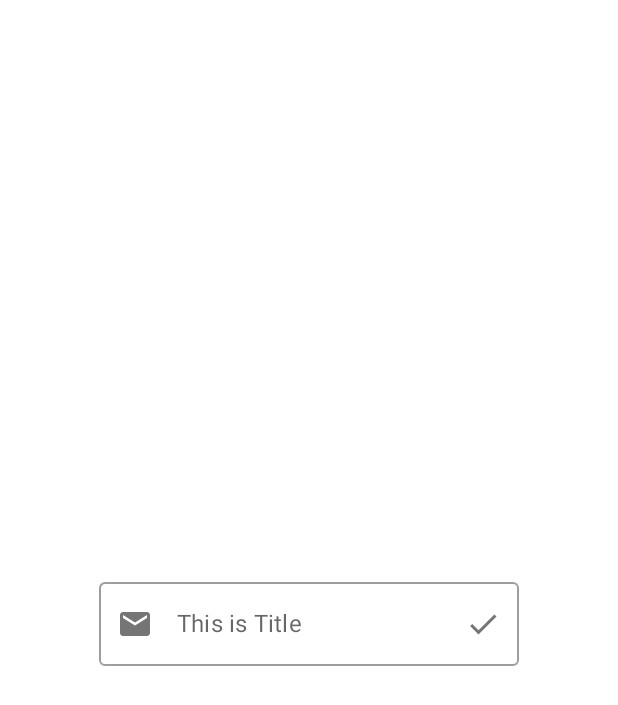
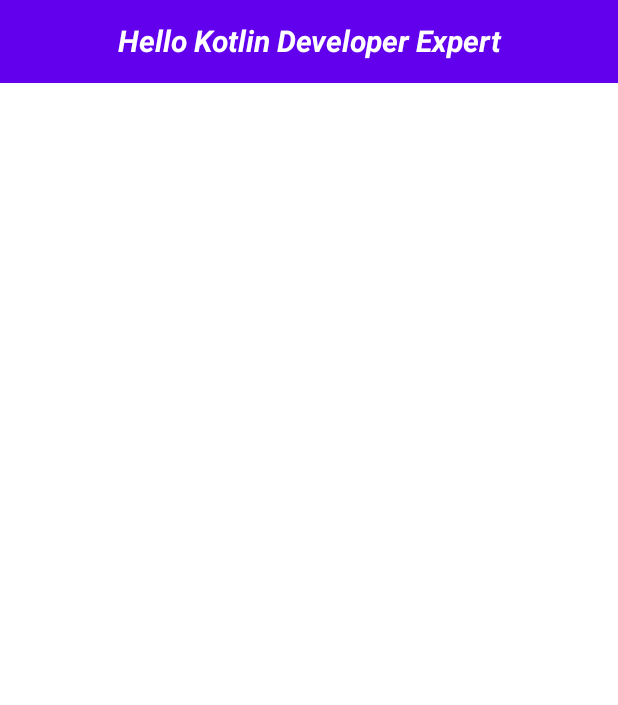
Before and after one commit to harun7arrashid/Compose-Basic, an Android app built with Jetpack Compose: the @Preview function DefaultPreview, on a phone screen of 412 x 824 dp. Shown: the top 705 px of the screen. Run offline under Robolectric (Android 15) with nearby library versions, the phone set to English and light mode, and no system bars.

Commit message:
TextField

```diff
--- a/app/src/main/java/id/ackerman/stevdzacompose/MainActivity.kt
+++ b/app/src/main/java/id/ackerman/stevdzacompose/MainActivity.kt
@@ -22,10 +22,12 @@ import androidx.compose.ui.Modifier
 import androidx.compose.ui.graphics.Color
 import androidx.compose.ui.text.SpanStyle
 import androidx.compose.ui.text.buildAnnotatedString
+import androidx.compose.ui.text.font.FontStyle
 import androidx.compose.ui.text.font.FontWeight
 import androidx.compose.ui.text.input.ImeAction
 import androidx.compose.ui.text.input.KeyboardType
 import androidx.compose.ui.text.style.BaselineShift
+import androidx.compose.ui.text.style.TextAlign
 import androidx.compose.ui.text.withStyle
 import androidx.compose.ui.tooling.preview.Preview
 import androidx.compose.ui.unit.TextUnit
@@ -53,56 +55,23 @@ class MainActivity : ComponentActivity() {
 }
 
 @Composable
-fun Greeting() {
+fun CustomText() {
 
-    Column(
-        modifier = Modifier.fillMaxSize(),
-        horizontalAlignment = Alignment.CenterHorizontally,
-        verticalArrangement = Arrangement.Center
-    ) {
+    Text(
+        text = "Hello Kotlin Developer Expert",
+        modifier = Modifier
+            .background(MaterialTheme.colors.primary)
+            .padding(16.dp)
+            .fillMaxWidth()
+        ,
+        color = Color.White,
+        fontSize = MaterialTheme.typography.h6.fontSize,
+        fontStyle = FontStyle.Italic,
+        fontWeight = FontWeight.Bold,
+        textAlign = TextAlign.Center
 
-        var text by remember { mutableStateOf("") }
+    )
 
-        OutlinedTextField(
-            value = text,
-            onValueChange = {
-                text = it
-            },
-            label = { Text(text = "This is Title") },
-            singleLine = true,
-            placeholder = { Text(text = "This is Hint") },
-            leadingIcon = {
-
-                IconButton(onClick = {  }) {
-                    Icon(
-                        imageVector = Icons.Filled.Email,
-                        contentDescription = "Email Icon"
-                    )
-                }
-            },
-
-            trailingIcon = {
-
-                IconButton(onClick = {  }) {
-                    Icon(
-                        imageVector = Icons.Filled.Check,
-                        contentDescription = "Cheklis Icon"
-                    )
-                }
-            },
-
-            keyboardOptions  = KeyboardOptions(
-                keyboardType = KeyboardType.Number,
-                imeAction    = ImeAction.Search
-            ),
-
-            keyboardActions = KeyboardActions(
-                onSearch = {
-                    Log.d("Harun", "Clicked onSearch")
-                }
-            )
-        )
-    }
 }
 
 @Preview(showBackground = true)
@@ -110,7 +79,11 @@ fun Greeting() {
 fun DefaultPreview() {
     StevdzaComposeTheme {
 
-        Greeting()
+        Column(modifier = Modifier.fillMaxSize()) {
+
+            CustomText()
+
+        }
 
     }
 }
--- /dev/null
+++ b/app/src/main/java/id/ackerman/stevdzacompose/component/ExTextField.kt
@@ -0,0 +1,73 @@
+package id.ackerman.stevdzacompose.component
+
+import android.util.Log
+import androidx.compose.foundation.layout.Arrangement
+import androidx.compose.foundation.layout.Column
+import androidx.compose.foundation.layout.fillMaxSize
+import androidx.compose.foundation.text.KeyboardActions
+import androidx.compose.foundation.text.KeyboardOptions
+import androidx.compose.material.Icon
+import androidx.compose.material.IconButton
+import androidx.compose.material.OutlinedTextField
+import androidx.compose.material.Text
+import androidx.compose.material.icons.Icons
+import androidx.compose.material.icons.filled.Check
+import androidx.compose.material.icons.filled.Email
+import androidx.compose.runtime.*
+import androidx.compose.ui.Alignment
+import androidx.compose.ui.Modifier
+import androidx.compose.ui.text.input.ImeAction
+import androidx.compose.ui.text.input.KeyboardType
+
+@Composable
+fun ExTextField() {
+
+    Column(
+        modifier = Modifier.fillMaxSize(),
+        horizontalAlignment = Alignment.CenterHorizontally,
+        verticalArrangement = Arrangement.Center
+    ) {
+
+        var text by remember { mutableStateOf("") }
+
+        OutlinedTextField(
+            value = text,
+            onValueChange = {
+                text = it
+            },
+            label = { Text(text = "This is Title") },
+            singleLine = true,
+            placeholder = { Text(text = "This is Hint") },
+            leadingIcon = {
+
+                IconButton(onClick = {  }) {
+                    Icon(
+                        imageVector = Icons.Filled.Email,
+                        contentDescription = "Email Icon"
+                    )
+                }
+            },
+
+            trailingIcon = {
+
+                IconButton(onClick = {  }) {
+                    Icon(
+                        imageVector = Icons.Filled.Check,
+                        contentDescription = "Cheklis Icon"
+                    )
+                }
+            },
+
+            keyboardOptions  = KeyboardOptions(
+                keyboardType = KeyboardType.Number,
+                imeAction    = ImeAction.Search
+            ),
+
+            keyboardActions = KeyboardActions(
+                onSearch = {
+                    Log.d("Harun", "Clicked onSearch")
+                }
+            )
+        )
+    }
+}
```
